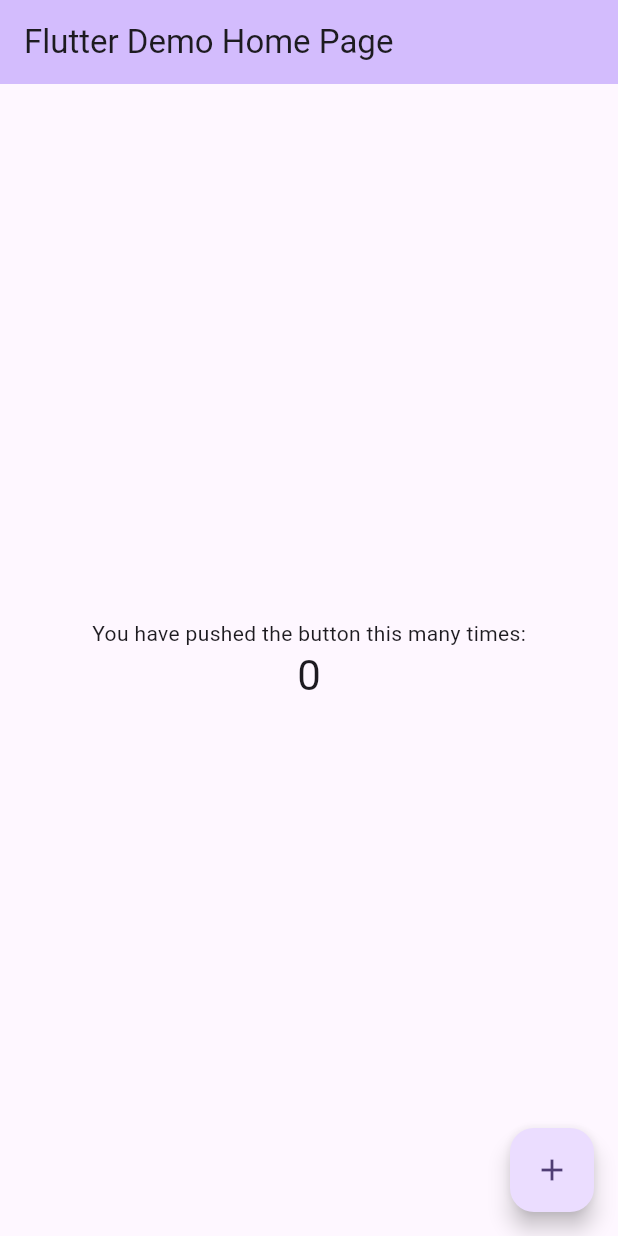
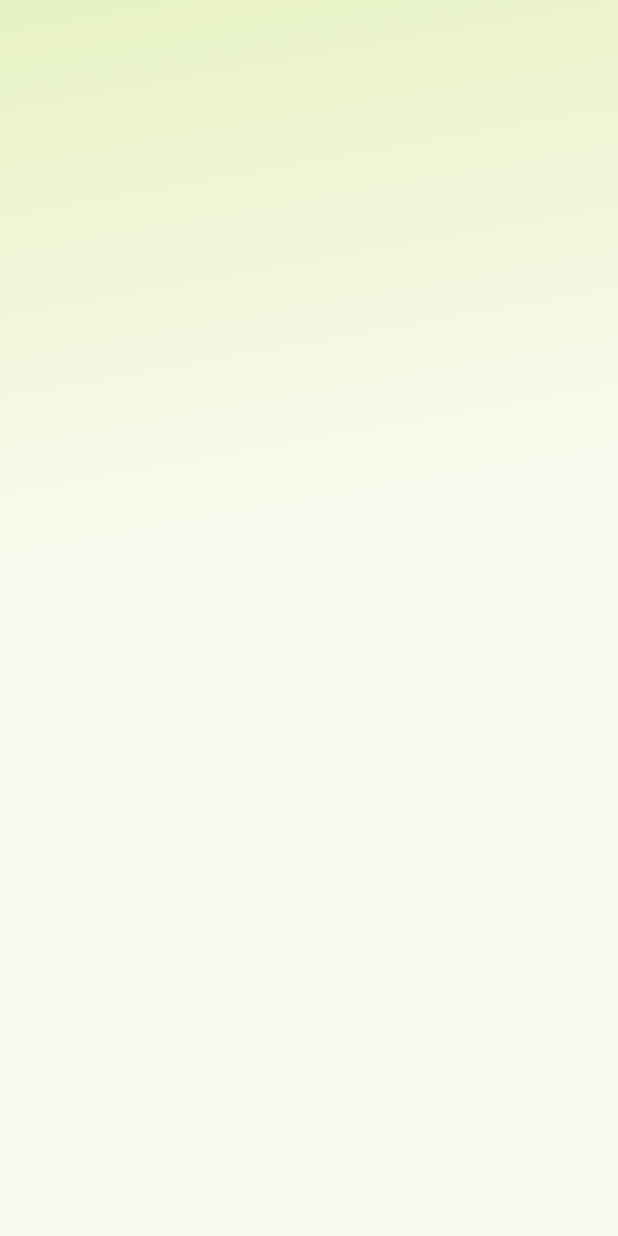
Before and after one commit to ADHDer-Corp/TaskSteward, a Flutter app: the screen it shows after launch, on a phone screen of 412 x 824 dp. Run offline on Flutter 3.47's test engine with Material 3 defaults, Android fonts, the phone set to English and light mode, and no system bars; our stand-ins replace logger; missing offline and left inert: record.

Commit message:
feat: 重构应用程序结构并配置UI组件
- 重命名了 `MyApp` 为 `App` 并更新 `lib/main.dart` 文件。
- 添加了 `HomePage` 和 `HomeBody` 组件，定义了主页的 UI。
- 添加了 `AppStates` 类用于管理应用状态。
- 更新了 `pubspec.yaml` 文件，增加了 `provider`, `orm`, `lucide_icons_flutter`, `animated_emoji` 等依赖。

```diff
--- /dev/null
+++ b/devtools_options.yaml
@@ -0,0 +1,3 @@
+description: This file stores settings for Dart & Flutter DevTools.
+documentation: https://docs.flutter.dev/tools/devtools/extensions#configure-extension-enablement-states
+extensions:
--- /dev/null
+++ b/lib/core/theme/theme.dart
@@ -0,0 +1,15 @@
+import 'package:flutter/material.dart';
+
+// TODO: 用户自定义主题
+
+// TODO: 调整储存位置使用户设置持久化
+var defColorScheme = ColorScheme.fromSeed(
+    seedColor: Color(0x00CCD5AE),
+);
+
+
+var themeData = ThemeData(
+  useMaterial3: true,
+  colorScheme: defColorScheme,
+  brightness: Brightness.light
+);
--- /dev/null
+++ b/lib/core/utils/logger.dart
@@ -0,0 +1,4 @@
+import 'package:logger/logger.dart';
+
+
+var logger = Logger(level: Level.trace);
--- a/lib/main.dart
+++ b/lib/main.dart
@@ -1,122 +1,31 @@
+import 'dart:convert';
+import 'dart:io';
 import 'package:flutter/material.dart';
+import 'package:record/record.dart';
+import 'package:tasksteward/core/theme/theme.dart';
+import 'package:tasksteward/core/utils/logger.dart';
+import 'package:path_provider/path_provider.dart';
+import 'package:path/path.dart' as path;
+import 'package:tasksteward/presentation/pages/home.dart';
+import 'package:provider/provider.dart';
+import 'package:tasksteward/presentation/states/app_states.dart';
 
 void main() {
-  runApp(const MyApp());
+  runApp(const App());
 }
 
-class MyApp extends StatelessWidget {
-  const MyApp({super.key});
+class App extends StatelessWidget {
+  const App({super.key});
 
-  // This widget is the root of your application.
   @override
   Widget build(BuildContext context) {
-    return MaterialApp(
-      title: 'TaskSteward Demo',
-      theme: ThemeData(
-        // This is the theme of your application.
-        //
-        // TRY THIS: Try running your application with "flutter run". You'll see
-        // the application has a purple toolbar. Then, without quitting the app,
-        // try changing the seedColor in the colorScheme below to Colors.green
-        // and then invoke "hot reload" (save your changes or press the "hot
-        // reload" button in a Flutter-supported IDE, or press "r" if you used
-        // the command line to start the app).
-        //
-        // Notice that the counter didn't reset back to zero; the application
-        // state is not lost during the reload. To reset the state, use hot
-        // restart instead.
-        //
-        // This works for code too, not just values: Most code changes can be
-        // tested with just a hot reload.
-        colorScheme: ColorScheme.fromSeed(seedColor: Colors.deepPurple),
+    return MultiProvider(
+      providers: [ChangeNotifierProvider(create: (_) => AppStates())],
+      child: MaterialApp(
+          debugShowCheckedModeBanner: false,
+          theme: themeData,
+          home: const HomePage()
       ),
-      home: const MyHomePage(title: 'Flutter Demo Home Page'),
     );
   }
 }
-
-class MyHomePage extends StatefulWidget {
-  const MyHomePage({super.key, required this.title});
-
-  // This widget is the home page of your application. It is stateful, meaning
-  // that it has a State object (defined below) that contains fields that affect
-  // how it looks.
-
-  // This class is the configuration for the state. It holds the values (in this
-  // case the title) provided by the parent (in this case the App widget) and
-  // used by the build method of the State. Fields in a Widget subclass are
-  // always marked "final".
-
-  final String title;
-
-  @override
-  State<MyHomePage> createState() => _MyHomePageState();
-}
-
-class _MyHomePageState extends State<MyHomePage> {
-  int _counter = 0;
-
-  void _incrementCounter() {
-    setState(() {
-      // This call to setState tells the Flutter framework that something has
-      // changed in this State, which causes it to rerun the build method below
-      // so that the display can reflect the updated values. If we changed
-      // _counter without calling setState(), then the build method would not be
-      // called again, and so nothing would appear to happen.
-      _counter++;
-    });
-  }
-
-  @override
-  Widget build(BuildContext context) {
-    // This method is rerun every time setState is called, for instance as done
-    // by the _incrementCounter method above.
-    //
-    // The Flutter framework has been optimized to make rerunning build methods
-    // fast, so that you can just rebuild anything that needs updating rather
-    // than having to individually change instances of widgets.
-    return Scaffold(
-      appBar: AppBar(
-        // TRY THIS: Try changing the color here to a specific color (to
-        // Colors.amber, perhaps?) and trigger a hot reload to see the AppBar
-        // change color while the other colors stay the same.
-        backgroundColor: Theme.of(context).colorScheme.inversePrimary,
-        // Here we take the value from the MyHomePage object that was created by
-        // the App.build method, and use it to set our appbar title.
-        title: Text(widget.title),
-      ),
-      body: Center(
-        // Center is a layout widget. It takes a single child and positions it
-        // in the middle of the parent.
-        child: Column(
-          // Column is also a layout widget. It takes a list of children and
-          // arranges them vertically. By default, it sizes itself to fit its
-          // children horizontally, and tries to be as tall as its parent.
-          //
-          // Column has various properties to control how it sizes itself and
-          // how it positions its children. Here we use mainAxisAlignment to
-          // center the children vertically; the main axis here is the vertical
-          // axis because Columns are vertical (the cross axis would be
-          // horizontal).
-          //
-          // TRY THIS: Invoke "debug painting" (choose the "Toggle Debug Paint"
-          // action in the IDE, or press "p" in the console), to see the
-          // wireframe for each widget.
-          mainAxisAlignment: MainAxisAlignment.center,
-          children: <Widget>[
-            const Text('You have pushed the button this many times:'),
-            Text(
-              '$_counter',
-              style: Theme.of(context).textTheme.headlineMedium,
-            ),
-          ],
-        ),
-      ),
-      floatingActionButton: FloatingActionButton(
-        onPressed: _incrementCounter,
-        tooltip: 'Increment',
-        child: const Icon(Icons.add),
-      ), // This trailing comma makes auto-formatting nicer for build methods.
-    );
-  }
-}
--- /dev/null
+++ b/lib/presentation/pages/home.dart
@@ -0,0 +1,46 @@
+import 'package:flutter/material.dart';
+
+class HomePage extends StatefulWidget {
+  const HomePage({super.key});
+
+  @override
+  State<HomePage> createState() => _HomePageState();
+}
+
+class _HomePageState extends State<HomePage> {
+  @override
+  Widget build(BuildContext context) {
+    return Scaffold(body: HomeBody());
+  }
+}
+
+class HomeBody extends StatelessWidget {
+  const HomeBody({super.key});
+
+  @override
+  Widget build(BuildContext context) {
+    var colorScheme = Theme.of(context).colorScheme;
+    var brightness = Theme.of(context).brightness;
+
+    var decoration = BoxDecoration();
+
+    if (brightness == Brightness.light) {
+      decoration = decoration.copyWith(gradient: LinearGradient(
+        colors: [colorScheme.primaryFixed, colorScheme.surfaceBright, colorScheme.surface],
+        stops: [0, 0.6, 1],
+        begin: Alignment(-1.2, -1.8),
+        end: Alignment(-0.2, 1),
+      ));
+    } else {
+      decoration = decoration.copyWith(
+        color: colorScheme.surface
+      );
+    }
+
+    return Expanded(
+      child: Container(
+          decoration: decoration,
+      ),
+    );
+  }
+}
--- /dev/null
+++ b/lib/presentation/states/app_states.dart
@@ -0,0 +1,5 @@
+import 'package:flutter/material.dart';
+
+class AppStates extends ChangeNotifier {
+
+}
```
Also changed, not shown: 1 other file.
